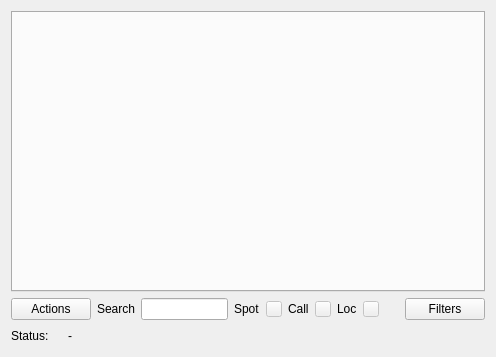
Before: the Qt Designer form mqt/MqtLogger/clusterclientframe.ui in Rsclub22/Minos2-Mirror, drawn with Qt 5.
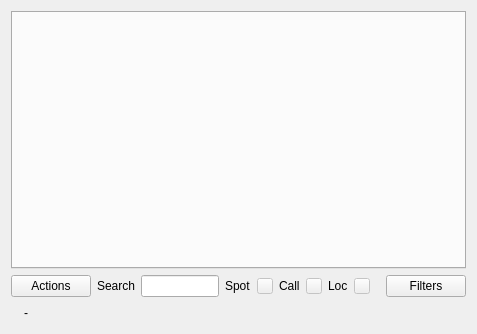
After: the same form once the commit is applied. Custom widgets are drawn as their Qt base class.

Commit message: send status message to client\n queue spots in server until client connection

Diff of the .ui file:
```diff
--- a/mqt/MqtLogger/clusterclientframe.ui
+++ b/mqt/MqtLogger/clusterclientframe.ui
@@ -6,14 +6,14 @@
    <rect>
     <x>0</x>
     <y>0</y>
-    <width>496</width>
-    <height>357</height>
+    <width>477</width>
+    <height>334</height>
    </rect>
   </property>
   <property name="windowTitle">
    <string>Frame</string>
   </property>
-  <layout class="QVBoxLayout" name="verticalLayout">
+  <layout class="QVBoxLayout" name="verticalLayout_2">
    <item>
     <widget class="QLogTabWidget" name="dxSpotTab">
      <property name="currentIndex">
@@ -22,6 +22,8 @@
     </widget>
    </item>
    <item>
+    <layout class="QVBoxLayout" name="verticalLayout">
+     <item>
     <layout class="QHBoxLayout" name="horizontalLayout">
      <item>
       <widget class="QPushButton" name="actionsButton">
@@ -145,13 +147,6 @@
    </item>
    <item>
     <layout class="QHBoxLayout" name="horizontalLayout_4">
-     <item>
-      <widget class="QLabel" name="label_5">
-       <property name="text">
-        <string>Status:</string>
-       </property>
-      </widget>
-     </item>
      <item>
       <widget class="QLabel" name="statusText">
        <property name="text">
@@ -185,6 +180,8 @@
         </size>
        </property>
       </spacer>
+       </item>
+      </layout>
      </item>
     </layout>
    </item>
```
Lines whose indentation alone changed are shown as unchanged. The commit also changes 6 other files.
